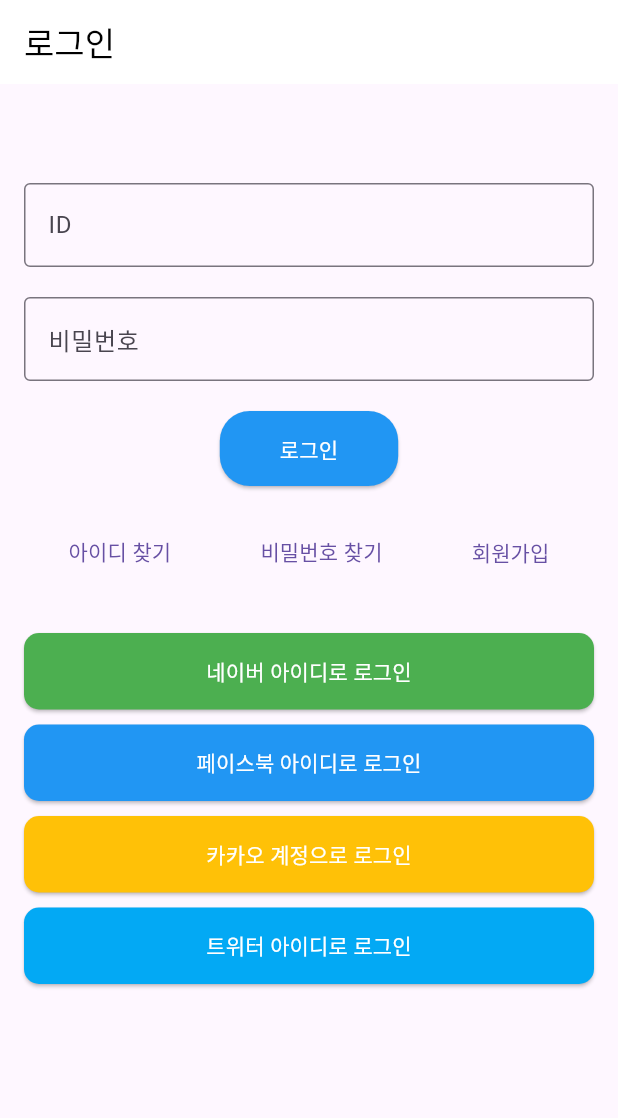
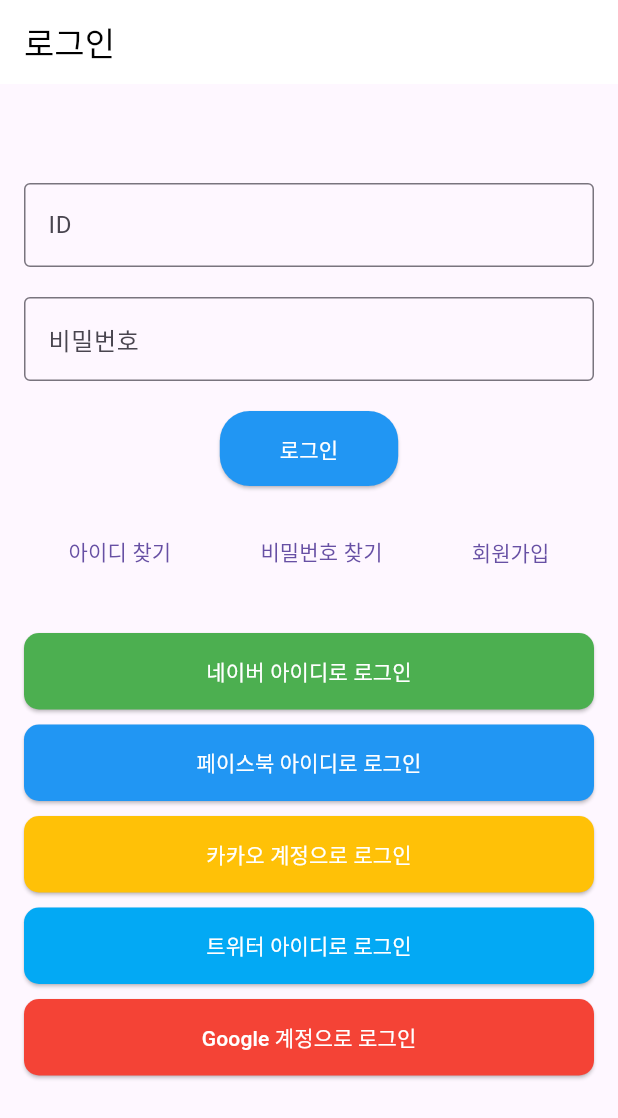
Before and after one commit to GroupMeeting/frontend, a Flutter app: the screen it shows after launch, on a phone screen of 412 x 824 dp. Shown: the top 1118 px of the screen. Run offline on Flutter 3.47's test engine with Material 3 defaults, Android fonts, the phone set to English and light mode, and no system bars; our stand-ins replace firebase_auth, firebase_core, google_sign_in, table_calendar; accounts and stored records are empty.

Commit message:
구글 로그인 추가.
구글 로그인 추가.

```diff
--- a/lib/main.dart
+++ b/lib/main.dart
@@ -1,23 +1,40 @@
 import 'package:flutter/material.dart';
 import 'screens/login_screen.dart';
 import 'screens/dashboard_screen.dart';
+import 'package:firebase_core/firebase_core.dart';
+import 'package:firebase_auth/firebase_auth.dart';
+import 'firebase_options.dart';
 
-void main() {
+Future<void> main() async {
+  WidgetsFlutterBinding.ensureInitialized();
+  // Firebase 초기화
+  await Firebase.initializeApp(
+    options: DefaultFirebaseOptions.currentPlatform,
+  );
+  // runApp에서 const 제거
   runApp(MyApp());
 }
 
 class MyApp extends StatelessWidget {
+  // 생성자에서 const 제거
+  MyApp({Key? key}) : super(key: key);
+
   @override
   Widget build(BuildContext context) {
     return MaterialApp(
       debugShowCheckedModeBanner: false,
-      title: 'Flutter App',
-      theme: ThemeData(primarySwatch: Colors.blue),
-      initialRoute: '/', // ✅ 앱 실행 시 로그인 화면부터 시작
-      routes: {
-        '/': (context) => LoginScreen(), // 로그인 화면이 먼저 보이도록 설정
-        '/dashboard': (context) => DashboardScreen(),
-      },
+      home: StreamBuilder<User?>(
+        stream: FirebaseAuth.instance.authStateChanges(),
+        builder: (context, snapshot) {
+          if (snapshot.connectionState == ConnectionState.waiting) {
+            return CircularProgressIndicator();
+          }
+          if (snapshot.hasData) {
+            return DashboardScreen();
+          }
+          return LoginScreen();
+        },
+      ),
     );
   }
 }
--- a/lib/screens/widgets/social_buttons.dart
+++ b/lib/screens/widgets/social_buttons.dart
@@ -1,4 +1,6 @@
 import 'package:flutter/material.dart';
+import 'package:firebase_auth/firebase_auth.dart';
+import 'package:google_sign_in/google_sign_in.dart';
 
 class SocialButtons extends StatelessWidget {
   @override
@@ -9,6 +11,7 @@ class SocialButtons extends StatelessWidget {
         _buildSocialButton(context, '페이스북 아이디로 로그인', Colors.blue),
         _buildSocialButton(context, '카카오 계정으로 로그인', Colors.amber),
         _buildSocialButton(context, '트위터 아이디로 로그인', Colors.lightBlue),
+        _buildGoogleSignInButton(context),
       ],
     );
   }
@@ -33,4 +36,43 @@ class SocialButtons extends StatelessWidget {
       ),
     );
   }
+
+  Widget _buildGoogleSignInButton(BuildContext context) {
+    return Container(
+      margin: EdgeInsets.only(bottom: 10),
+      width: double.infinity,
+      child: ElevatedButton(
+        onPressed: () async {
+          try {
+            // Google 로그인 시작
+            final GoogleSignInAccount? googleUser = await GoogleSignIn().signIn();
+            if (googleUser == null) return;
+
+            // Google 인증 정보 가져오기
+            final GoogleSignInAuthentication googleAuth = await googleUser.authentication;
+
+            // Firebase에 Google 로그인 정보 전달
+            final OAuthCredential credential = GoogleAuthProvider.credential(
+              accessToken: googleAuth.accessToken,
+              idToken: googleAuth.idToken,
+            );
+
+            // Firebase에 로그인
+            await FirebaseAuth.instance.signInWithCredential(credential);
+            print('Google 로그인 성공');
+          } catch (e) {
+            print('Google 로그인 실패: $e');
+          }
+        },
+        child: Text('Google 계정으로 로그인', style: TextStyle(color: Colors.white)),
+        style: ElevatedButton.styleFrom(
+          backgroundColor: Colors.red, // Google 색상
+          padding: EdgeInsets.symmetric(vertical: 15),
+          shape: RoundedRectangleBorder(
+            borderRadius: BorderRadius.circular(10),
+          ),
+        ),
+      ),
+    );
+  }
 }
--- a/pubspec.yaml
+++ b/pubspec.yaml
@@ -34,7 +34,10 @@ dependencies:
   # The following adds the Cupertino Icons font to your application.
   # Use with the CupertinoIcons class for iOS style icons.
   cupertino_icons: ^1.0.8
+  firebase_core: ^2.0.0
   table_calendar: any
+  firebase_auth: ^4.16.0
+  google_sign_in: ^6.1.0
 
 dev_dependencies:
   flutter_test:
```
Also changed, not shown: lib/screens/login_screen.dart (+10 -11 lines), firebase.json (added), lib/firebase_options.dart (added), pubspec.lock, 155 other files.
